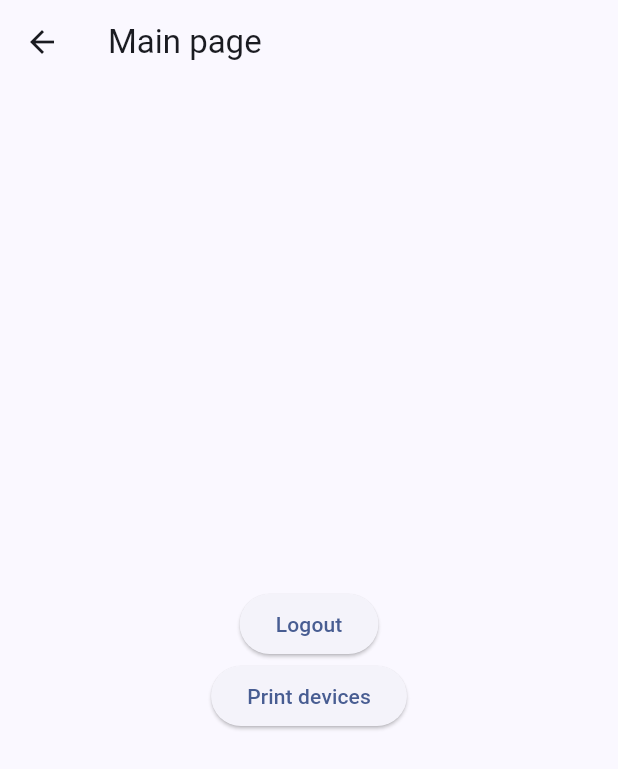
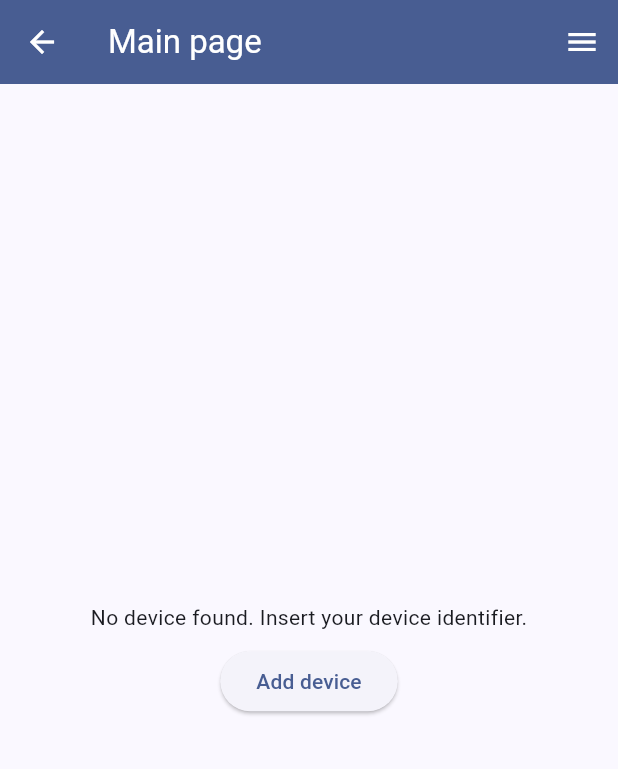
Before and after one commit to AlessandroGranato/bugolytics, a Flutter app: the MainScreen screen opened directly, on a phone screen of 412 x 824 dp. Shown: the top 769 px of the screen. Run offline on Flutter 3.47's test engine with Material 3 defaults, Android fonts, the phone set to English and light mode, and no system bars; our stand-ins replace dio, flutter_dotenv, flutter_riverpod, flutter_secure_storage; accounts and stored records are empty.

Commit message:
Feature - BGL09 - Bugolytics - Main page - add device_storage_provider to keep track of device identifier inserted by the user - add logic to present different views in main page based on the presence/absence of device id put by the user - add add_device widget that shows the user a way to put device id - create device and temperature models - add getTemperaturesByDeviceIdentifier in bugo_data_shell_service_provider.dart - add temperatures_service_provider.dart - create widget that shows last temperature - create widget that shows last water level (mocked value)

```diff
--- a/lib/application/screens/main_screen.dart
+++ b/lib/application/screens/main_screen.dart
@@ -1,39 +1,104 @@
 import 'package:bugolytics/application/providers/auth_service_provider.dart';
-import 'package:bugolytics/application/providers/bugo_data_shell_service_provider.dart';
+import 'package:bugolytics/application/providers/device_storage_provider.dart';
+import 'package:bugolytics/application/providers/temperatures_service_provider.dart';
+import 'package:bugolytics/application/widgets/add_device.dart';
+import 'package:bugolytics/application/widgets/show_last_temperature.dart';
+import 'package:bugolytics/application/widgets/show_last_water_level.dart';
 import 'package:flutter/material.dart';
 import 'package:flutter_riverpod/flutter_riverpod.dart';
 
-class MainScreen extends ConsumerWidget {
+class MainScreen extends ConsumerStatefulWidget {
   const MainScreen({super.key});
 
-  void _performLogout(AuthService authService) async {
-    await authService.logout();
+  @override
+  ConsumerState<ConsumerStatefulWidget> createState() {
+    return MainScreenState();
+  }
 }
 
-  _printDevices(BugoDataShellService bugoDataShellService) {
-    bugoDataShellService.getDevices();
+class MainScreenState extends ConsumerState<MainScreen> {
+  // ignore: constant_identifier_names
+  static const String LOGOUT = 'LOGOUT';
+  // ignore: constant_identifier_names
+  static const String DISCONNECT_DEVICE = 'DISCONNECT_DEVICE';
+
+  void _performLogout() async {
+    await ref.read(authServiceProvider).logout();
+  }
+
+  void _openAddDeviceOverlay() async {
+    await showModalBottomSheet(
+      isScrollControlled: true,
+      context: context,
+      builder: (ctx) => const AddDevice(),
+    );
+    ref.invalidate(lastTemperaturesProvider);
   }
 
   @override
-  Widget build(BuildContext context, WidgetRef ref) {
-    final authService = ref.read(authServiceProvider);
-    final bugoDataShellService = ref.read(bugoDataShellServiceProvider);
+  Widget build(BuildContext context) {
+    print("Build called");
+    final deviceState = ref.watch(deviceStorageProvider);
+    final screenHeight = MediaQuery.of(context).size.height;
     return Scaffold(
-      appBar: AppBar(title: const Text("Main page")),
-      body: Center(
+      appBar: AppBar(
+        title: const Text("Main page"),
+        foregroundColor: Theme.of(context).colorScheme.onPrimary,
+        backgroundColor: Theme.of(context).primaryColor,
+        actions: [
+          PopupMenuButton<String>(
+            icon: const Icon(Icons.menu),
+            onSelected: (String result) {
+              if (result == LOGOUT) {
+                _performLogout();
+              } else if (result == DISCONNECT_DEVICE) {
+                ref
+                    .read(deviceStorageProvider.notifier)
+                    .deleteDeviceIdentifier();
+              }
+            },
+            itemBuilder: (context) => <PopupMenuEntry<String>>[
+              const PopupMenuItem<String>(
+                value: LOGOUT,
+                child: Text('Logout'),
+              ),
+              const PopupMenuItem<String>(
+                value: DISCONNECT_DEVICE,
+                child: Text('Disconnect device'),
+              ),
+            ],
+          )
+        ],
+      ),
+      body: deviceState == DeviceStatus.loading
+          ? const Center(child: CircularProgressIndicator())
+          : deviceState == DeviceStatus.notProvided
+              ? Center(
                   child: Padding(
                     padding: const EdgeInsets.all(16.0),
                     child: Column(
                       mainAxisAlignment: MainAxisAlignment.center,
                       children: <Widget>[
+                        const Text(
+                            'No device found. Insert your device identifier.'),
+                        SizedBox(height: screenHeight * 0.01),
                         ElevatedButton(
-                onPressed: () => _performLogout(authService),
-                child: const Text("Logout"),
+                          onPressed: () => _openAddDeviceOverlay(),
+                          child: const Text("Add device"),
                         ),
-              ElevatedButton(
-                onPressed: () => _printDevices(bugoDataShellService),
-                child: const Text("Print devices"),
+                      ],
                     ),
+                  ),
+                )
+              : const Center(
+                  child: Padding(
+                    padding: EdgeInsets.all(16.0),
+                    child: Column(
+                      mainAxisAlignment: MainAxisAlignment.center,
+                      children: <Widget>[
+                        ShowLastTemperature(),
+                        SizedBox(height: 20),
+                        ShowLastWaterLevel(),
                       ],
                     ),
                   ),
--- a/pubspec.yaml
+++ b/pubspec.yaml
@@ -39,6 +39,7 @@ dependencies:
   dio: ^5.8.0+1
   flutter_secure_storage: ^9.2.4
   flutter_dotenv: ^5.2.1
+  intl: ^0.18.1
 
 dev_dependencies:
   flutter_test:
```
Also changed, not shown: lib/application/models/device.dart (added, +26 -0 lines), lib/application/models/temperature.dart (added, +32 -0 lines), lib/application/providers/bugo_data_shell_service_provider.dart (+20 -1 lines), lib/application/providers/device_storage_provider.dart (added, +45 -0 lines), lib/application/providers/notes.txt (added, +13 -0 lines), lib/application/providers/temperatures_service_provider.dart (added, +17 -0 lines), lib/application/widgets/add_device.dart (added, +93 -0 lines), lib/application/widgets/show_last_temperature.dart (added, +90 -0 lines), lib/application/widgets/show_last_water_level.dart (added, +91 -0 lines). Lines whose indentation alone changed are shown as unchanged.
